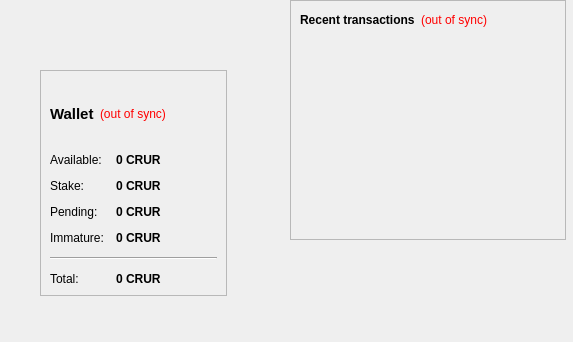
First picture: the form in src/qt/forms/overviewpage.ui, repository bicypto/CRUR, before the edit.
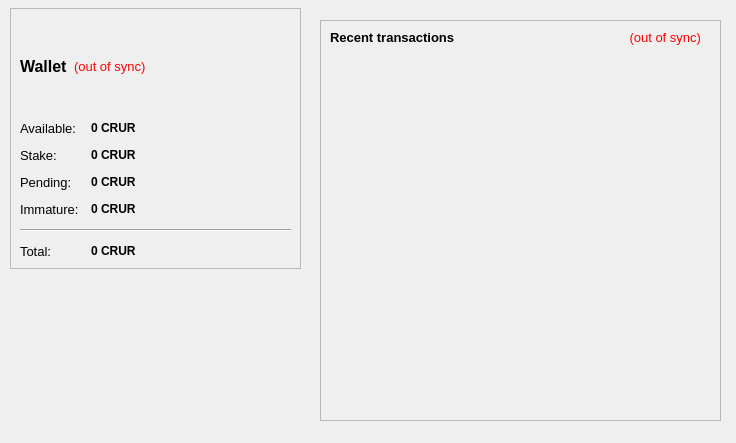
Second picture: the form after the edit.

Diff of the .ui file:
```diff
--- a/src/qt/forms/overviewpage.ui
+++ b/src/qt/forms/overviewpage.ui
@@ -6,8 +6,8 @@
    <rect>
     <x>0</x>
     <y>0</y>
-    <width>573</width>
-    <height>342</height>
+    <width>736</width>
+    <height>443</height>
    </rect>
   </property>
   <property name="windowTitle">
@@ -19,10 +19,10 @@
   <widget class="QWidget" name="layoutWidget">
    <property name="geometry">
     <rect>
-     <x>40</x>
-     <y>70</y>
-     <width>187</width>
-     <height>226</height>
+     <x>10</x>
+     <y>8</y>
+     <width>291</width>
+     <height>261</height>
     </rect>
    </property>
    <layout class="QVBoxLayout" name="verticalLayout_2">
@@ -44,7 +44,7 @@
           <widget class="QLabel" name="label_5">
            <property name="font">
             <font>
-             <pointsize>11</pointsize>
+             <pointsize>12</pointsize>
              <weight>75</weight>
              <bold>true</bold>
             </font>
@@ -56,6 +56,11 @@
          </item>
          <item>
           <widget class="QLabel" name="labelWalletStatus">
+           <property name="font">
+            <font>
+             <pointsize>10</pointsize>
+            </font>
+           </property>
            <property name="toolTip">
             <string>The displayed information may be out of date. Your wallet automatically synchronizes with the CRUR network after a connection is established, but this process has not completed yet.</string>
            </property>
@@ -98,6 +103,11 @@
          </property>
          <item row="0" column="0">
           <widget class="QLabel" name="label">
+           <property name="font">
+            <font>
+             <pointsize>10</pointsize>
+            </font>
+           </property>
            <property name="text">
             <string>Available:</string>
            </property>
@@ -127,6 +137,11 @@
          </item>
          <item row="1" column="0">
           <widget class="QLabel" name="label_6">
+           <property name="font">
+            <font>
+             <pointsize>10</pointsize>
+            </font>
+           </property>
            <property name="text">
             <string>Stake:</string>
            </property>
@@ -156,6 +171,11 @@
          </item>
          <item row="2" column="0">
           <widget class="QLabel" name="label_3">
+           <property name="font">
+            <font>
+             <pointsize>10</pointsize>
+            </font>
+           </property>
            <property name="text">
             <string>Pending:</string>
            </property>
@@ -163,6 +183,11 @@
          </item>
          <item row="3" column="0">
           <widget class="QLabel" name="labelImmatureText">
+           <property name="font">
+            <font>
+             <pointsize>10</pointsize>
+            </font>
+           </property>
            <property name="text">
             <string>Immature:</string>
            </property>
@@ -196,6 +221,11 @@
          </item>
          <item row="5" column="0">
           <widget class="QLabel" name="labelTotalText">
+           <property name="font">
+            <font>
+             <pointsize>10</pointsize>
+            </font>
+           </property>
            <property name="text">
             <string>Total:</string>
            </property>
@@ -255,12 +285,18 @@
   <widget class="QFrame" name="frame_2">
    <property name="geometry">
     <rect>
-     <x>290</x>
-     <y>0</y>
-     <width>276</width>
-     <height>240</height>
+     <x>320</x>
+     <y>20</y>
+     <width>401</width>
+     <height>401</height>
     </rect>
    </property>
+   <property name="sizePolicy">
+    <sizepolicy hsizetype="MinimumExpanding" vsizetype="MinimumExpanding">
+     <horstretch>0</horstretch>
+     <verstretch>0</verstretch>
+    </sizepolicy>
+   </property>
    <property name="frameShape">
     <enum>QFrame::StyledPanel</enum>
    </property>
@@ -270,8 +306,16 @@
    <layout class="QVBoxLayout" name="verticalLayout">
     <item>
      <layout class="QHBoxLayout" name="horizontalLayout_2">
+      <property name="sizeConstraint">
+       <enum>QLayout::SetDefaultConstraint</enum>
+      </property>
       <item>
        <widget class="QLabel" name="label_4">
+        <property name="font">
+         <font>
+          <pointsize>10</pointsize>
+         </font>
+        </property>
         <property name="text">
          <string>&lt;b&gt;Recent transactions&lt;/b&gt;</string>
         </property>
@@ -279,6 +323,11 @@
       </item>
       <item>
        <widget class="QLabel" name="labelTransactionsStatus">
+        <property name="font">
+         <font>
+          <pointsize>10</pointsize>
+         </font>
+        </property>
         <property name="toolTip">
          <string>The displayed information may be out of date. Your wallet automatically synchronizes with the CRUR network after a connection is established, but this process has not completed yet.</string>
         </property>
@@ -298,10 +347,13 @@
         <property name="orientation">
          <enum>Qt::Horizontal</enum>
         </property>
+        <property name="sizeType">
+         <enum>QSizePolicy::Fixed</enum>
+        </property>
         <property name="sizeHint" stdset="0">
          <size>
-          <width>40</width>
-          <height>20</height>
+          <width>10</width>
+          <height>15</height>
          </size>
         </property>
        </spacer>
@@ -315,10 +367,13 @@
         <property name="orientation">
          <enum>Qt::Vertical</enum>
         </property>
+        <property name="sizeType">
+         <enum>QSizePolicy::Fixed</enum>
+        </property>
         <property name="sizeHint" stdset="0">
          <size>
-          <width>20</width>
-          <height>40</height>
+          <width>10</width>
+          <height>5</height>
          </size>
         </property>
        </spacer>
```
